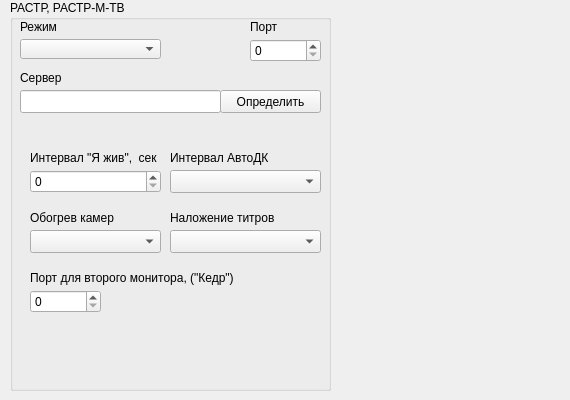
Qt form m_cfg/rastr_widget.ui (xXRadioHeadXx/start7) before a commit.
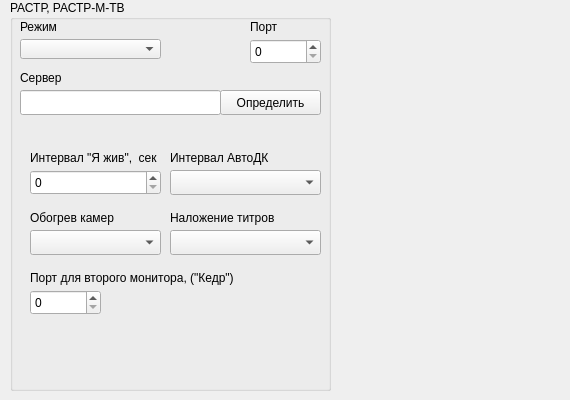
The same form after that commit.

What changed in the file:
```diff
--- a/m_cfg/rastr_widget.ui
+++ b/m_cfg/rastr_widget.ui
@@ -66,7 +66,7 @@
       <x>240</x>
       <y>39</y>
       <width>71</width>
-      <height>23</height>
+      <height>25</height>
      </rect>
     </property>
     <property name="maximum">
@@ -92,7 +92,7 @@
       <x>10</x>
       <y>90</y>
       <width>201</width>
-      <height>23</height>
+      <height>25</height>
      </rect>
     </property>
    </widget>
@@ -115,7 +115,7 @@
       <x>210</x>
       <y>90</y>
       <width>101</width>
-      <height>23</height>
+      <height>25</height>
      </rect>
     </property>
     <property name="text">
@@ -141,7 +141,7 @@
       <x>20</x>
       <y>170</y>
       <width>131</width>
-      <height>23</height>
+      <height>25</height>
      </rect>
     </property>
    </widget>
@@ -190,7 +190,7 @@
       <x>20</x>
       <y>290</y>
       <width>71</width>
-      <height>23</height>
+      <height>25</height>
      </rect>
     </property>
     <property name="maximum">
@@ -216,7 +216,7 @@
       <x>160</x>
       <y>170</y>
       <width>151</width>
-      <height>23</height>
+      <height>25</height>
      </rect>
     </property>
    </widget>
@@ -226,7 +226,7 @@
       <x>160</x>
       <y>230</y>
       <width>151</width>
-      <height>23</height>
+      <height>25</height>
      </rect>
     </property>
    </widget>
@@ -236,7 +236,7 @@
       <x>20</x>
       <y>230</y>
       <width>131</width>
-      <height>23</height>
+      <height>25</height>
      </rect>
     </property>
    </widget>
```
